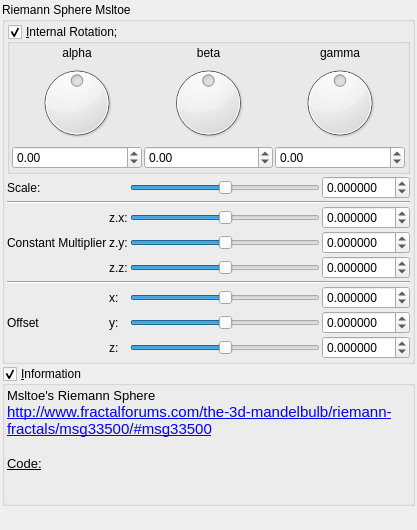
Old version of the form mandelbulber2/qt_data/fractal_riemann_sphere_msltoe.ui in the repository buddhi1980/mandelbulber2.
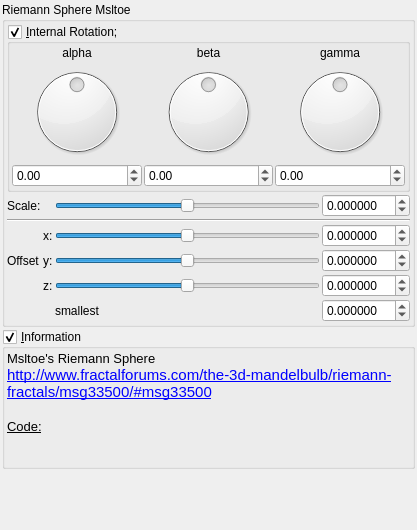
New version of the form. Custom widgets are drawn as their Qt base class.

```diff
--- a/mandelbulber2/qt_data/fractal_riemann_sphere_msltoe.ui
+++ b/mandelbulber2/qt_data/fractal_riemann_sphere_msltoe.ui
@@ -61,7 +61,7 @@
         <property name="spacing">
          <number>2</number>
         </property>
-        <item row="8" column="4">
+        <item row="4" column="4">
          <widget class="MyDoubleSpinBox" name="spinbox3_transf_addition_constant_y">
           <property name="sizePolicy">
            <sizepolicy hsizetype="Minimum" vsizetype="Maximum">
@@ -89,21 +89,14 @@
           </property>
          </widget>
         </item>
-        <item row="6" column="1" colspan="4">
-         <widget class="Line" name="line_53">
-          <property name="orientation">
-           <enum>Qt::Horizontal</enum>
-          </property>
-         </widget>
-        </item>
-        <item row="8" column="2">
+        <item row="4" column="2">
          <widget class="QLabel" name="label_113">
           <property name="text">
            <string>y:</string>
           </property>
          </widget>
         </item>
-        <item row="9" column="3">
+        <item row="5" column="3">
          <widget class="QSlider" name="slider3_transf_addition_constant_z">
           <property name="sizePolicy">
            <sizepolicy hsizetype="Expanding" vsizetype="Maximum">
@@ -147,45 +140,24 @@
           </property>
          </widget>
         </item>
-        <item row="7" column="2">
+        <item row="3" column="2">
          <widget class="QLabel" name="label_112">
           <property name="text">
            <string>x:</string>
           </property>
          </widget>
         </item>
-        <item row="9" column="2">
+        <item row="5" column="2">
          <widget class="QLabel" name="label_114">
           <property name="text">
            <string>z:</string>
           </property>
          </widget>
         </item>
-        <item row="4" column="4">
-         <widget class="MyDoubleSpinBox" name="spinbox3_transf_constant_multiplier_221_y">
-          <property name="sizePolicy">
-           <sizepolicy hsizetype="Minimum" vsizetype="Maximum">
-            <horstretch>0</horstretch>
-            <verstretch>0</verstretch>
-           </sizepolicy>
-          </property>
-          <property name="prefix">
-           <string/>
-          </property>
-          <property name="suffix">
-           <string/>
-          </property>
-          <property name="decimals">
-           <number>6</number>
-          </property>
-          <property name="minimum">
-           <double>-99.989999999999995</double>
-          </property>
-          <property name="maximum">
-           <double>99.989999999999995</double>
-          </property>
-          <property name="singleStep">
-           <double>0.100000000000000</double>
+        <item row="4" column="1">
+         <widget class="QLabel" name="label_255">
+          <property name="text">
+           <string>Offset</string>
           </property>
          </widget>
         </item>
@@ -196,7 +168,7 @@
           </property>
          </widget>
         </item>
-        <item row="9" column="4">
+        <item row="5" column="4">
          <widget class="MyDoubleSpinBox" name="spinbox3_transf_addition_constant_z">
           <property name="sizePolicy">
            <sizepolicy hsizetype="Minimum" vsizetype="Maximum">
@@ -224,60 +196,10 @@
           </property>
          </widget>
         </item>
-        <item row="8" column="1">
-         <widget class="QLabel" name="label_255">
+        <item row="1" column="1">
+         <widget class="QLabel" name="label_251">
           <property name="text">
-           <string>Offset</string>
-          </property>
-         </widget>
-        </item>
-        <item row="3" column="3">
-         <widget class="QSlider" name="slider3_transf_constant_multiplier_221_x">
-          <property name="sizePolicy">
-           <sizepolicy hsizetype="Expanding" vsizetype="Maximum">
-            <horstretch>0</horstretch>
-            <verstretch>0</verstretch>
-           </sizepolicy>
-          </property>
-          <property name="minimum">
-           <number>-10000000</number>
-          </property>
-          <property name="maximum">
-           <number>10000000</number>
-          </property>
-          <property name="value">
-           <number>0</number>
-          </property>
-          <property name="sliderPosition">
-           <number>0</number>
-          </property>
-          <property name="orientation">
-           <enum>Qt::Horizontal</enum>
-          </property>
-         </widget>
-        </item>
-        <item row="5" column="3">
-         <widget class="QSlider" name="slider3_transf_constant_multiplier_221_z">
-          <property name="sizePolicy">
-           <sizepolicy hsizetype="Expanding" vsizetype="Maximum">
-            <horstretch>0</horstretch>
-            <verstretch>0</verstretch>
-           </sizepolicy>
-          </property>
-          <property name="minimum">
-           <number>-10000000</number>
-          </property>
-          <property name="maximum">
-           <number>10000000</number>
-          </property>
-          <property name="value">
-           <number>0</number>
-          </property>
-          <property name="sliderPosition">
-           <number>0</number>
-          </property>
-          <property name="orientation">
-           <enum>Qt::Horizontal</enum>
+           <string>Scale:</string>
           </property>
          </widget>
         </item>
@@ -309,7 +231,7 @@
           </property>
          </widget>
         </item>
-        <item row="7" column="3">
+        <item row="3" column="3">
          <widget class="QSlider" name="slider3_transf_addition_constant_x">
           <property name="sizePolicy">
            <sizepolicy hsizetype="Preferred" vsizetype="Preferred">
@@ -331,14 +253,7 @@
           </property>
          </widget>
         </item>
-        <item row="1" column="1">
-         <widget class="QLabel" name="label_251">
-          <property name="text">
-           <string>Scale:</string>
-          </property>
-         </widget>
-        </item>
-        <item row="8" column="3">
+        <item row="4" column="3">
          <widget class="QSlider" name="slider3_transf_addition_constant_y">
           <property name="sizePolicy">
            <sizepolicy hsizetype="Expanding" vsizetype="Maximum">
@@ -360,56 +275,7 @@
           </property>
          </widget>
         </item>
-        <item row="3" column="2">
-         <widget class="QLabel" name="label_109">
-          <property name="text">
-           <string>z.x:</string>
-          </property>
-         </widget>
-        </item>
         <item row="3" column="4">
-         <widget class="MyDoubleSpinBox" name="spinbox3_transf_constant_multiplier_221_x">
-          <property name="sizePolicy">
-           <sizepolicy hsizetype="Minimum" vsizetype="Maximum">
-            <horstretch>0</horstretch>
-            <verstretch>0</verstretch>
-           </sizepolicy>
-          </property>
-          <property name="prefix">
-           <string/>
-          </property>
-          <property name="suffix">
-           <string/>
-          </property>
-          <property name="decimals">
-           <number>6</number>
-          </property>
-          <property name="minimum">
-           <double>-99.989999999999995</double>
-          </property>
-          <property name="maximum">
-           <double>99.989999999999995</double>
-          </property>
-          <property name="singleStep">
-           <double>0.100000000000000</double>
-          </property>
-         </widget>
-        </item>
-        <item row="4" column="1">
-         <widget class="QLabel" name="label_108">
-          <property name="text">
-           <string>Constant Multiplier</string>
-          </property>
-         </widget>
-        </item>
-        <item row="5" column="2">
-         <widget class="QLabel" name="label_111">
-          <property name="text">
-           <string>z.z:</string>
-          </property>
-         </widget>
-        </item>
-        <item row="7" column="4">
          <widget class="MyDoubleSpinBox" name="spinbox3_transf_addition_constant_x">
           <property name="sizePolicy">
            <sizepolicy hsizetype="Minimum" vsizetype="Maximum">
@@ -624,33 +490,15 @@
           </layout>
          </widget>
         </item>
-        <item row="4" column="3">
-         <widget class="QSlider" name="slider3_transf_constant_multiplier_221_y">
-          <property name="sizePolicy">
-           <sizepolicy hsizetype="Expanding" vsizetype="Maximum">
-            <horstretch>0</horstretch>
-            <verstretch>0</verstretch>
-           </sizepolicy>
-          </property>
-          <property name="minimum">
-           <number>-10000000</number>
-          </property>
-          <property name="maximum">
-           <number>10000000</number>
-          </property>
-          <property name="value">
-           <number>0</number>
-          </property>
-          <property name="sliderPosition">
-           <number>0</number>
-          </property>
-          <property name="orientation">
-           <enum>Qt::Horizontal</enum>
+        <item row="6" column="3">
+         <widget class="QLabel" name="label_256">
+          <property name="text">
+           <string>smallest</string>
           </property>
          </widget>
         </item>
-        <item row="5" column="4">
-         <widget class="MyDoubleSpinBox" name="spinbox3_transf_constant_multiplier_221_z">
+        <item row="6" column="4">
+         <widget class="MyDoubleSpinBox" name="spinbox_transf_scale_0">
           <property name="sizePolicy">
            <sizepolicy hsizetype="Minimum" vsizetype="Maximum">
             <horstretch>0</horstretch>
@@ -677,13 +525,6 @@
           </property>
          </widget>
         </item>
-        <item row="4" column="2">
-         <widget class="QLabel" name="label_110">
-          <property name="text">
-           <string>z.y:</string>
-          </property>
-         </widget>
-        </item>
        </layout>
       </item>
      </layout>
```
